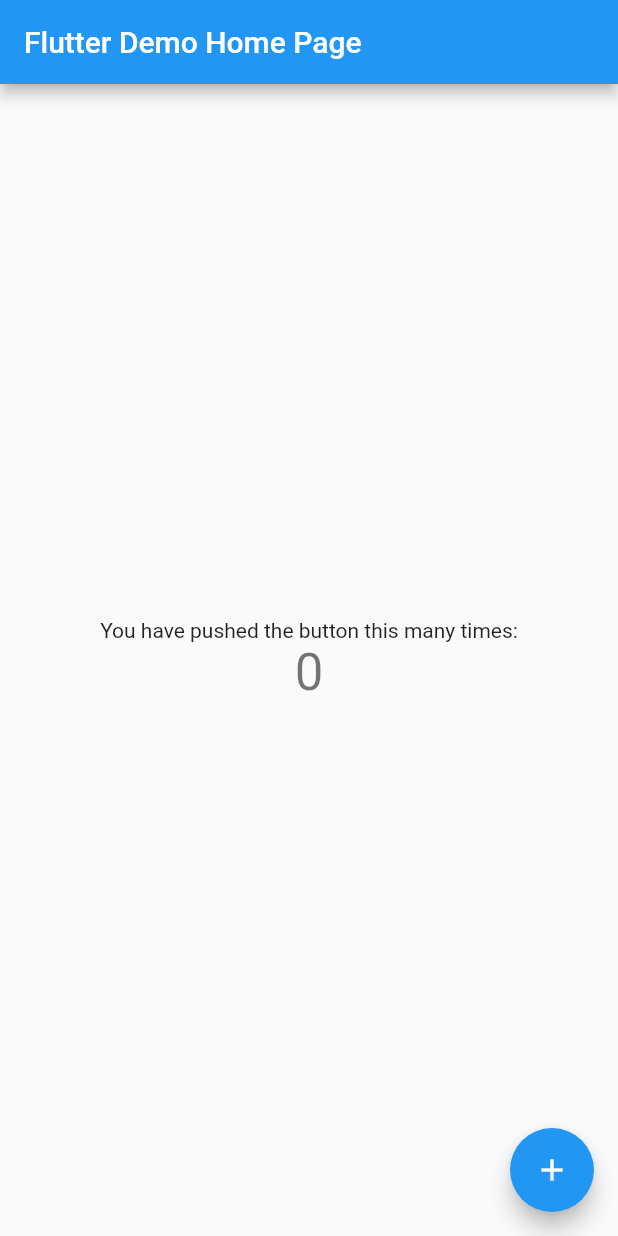
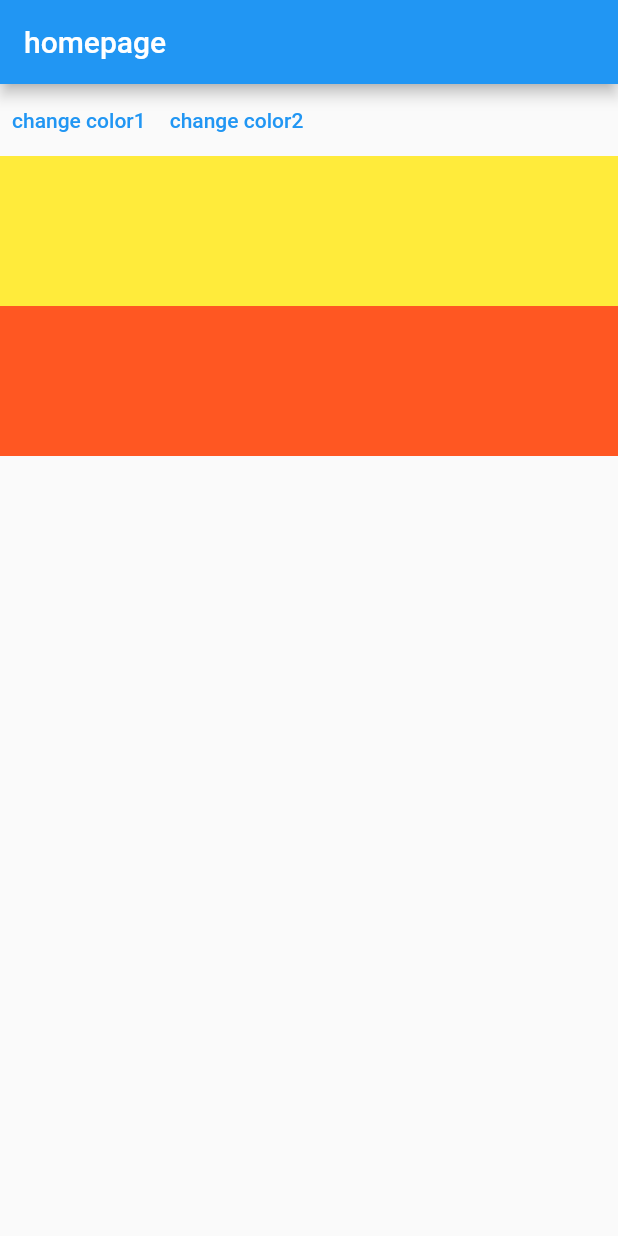
Before and after one commit to riqi3/State-Management-InheritedModel, a Flutter app: the screen it shows after launch, on a phone screen of 412 x 824 dp. Run offline on Flutter 3.47's test engine with Material 2 defaults, Android fonts, the light colour scheme and no system bars.

Commit message:
finished project

```diff
--- /dev/null
+++ b/PACUDAN-Inherited Model.txt
@@ -0,0 +1 @@
+https://github.com/riqi3/State-Management-InheritedModel.git
--- /dev/null
+++ b/state_mngmt_inherited_model/lib/home.dart
@@ -0,0 +1,150 @@
+import 'package:flutter/material.dart';
+import 'dart:math';
+import 'dart:developer' as devtools show log;
+
+class home extends StatefulWidget {
+  const home({super.key});
+
+  @override
+  State<home> createState() => _homeState();
+}
+
+class _homeState extends State<home> {
+  var _color1 = Colors.yellow;
+  var _color2 = Colors.deepOrange;
+  @override
+  Widget build(BuildContext context) {
+    return Scaffold(
+      appBar: AppBar(
+        title: Text(
+          'homepage',
+        ),
+      ),
+      body: AvailableColorsWidget(
+        color1: _color1,
+        color2: _color2,
+        child: Column(
+          children: [
+            Row(
+              children: [
+                TextButton(
+                  onPressed: () {
+                    setState(() {
+                      _color1 = colors.getRandomElement();
+                    });
+                  },
+                  child: const Text('change color1'),
+                ),
+                TextButton(
+                  onPressed: () {
+                    setState(() {
+                      _color2 = colors.getRandomElement();
+                    });
+                  },
+                  child: const Text('change color2'),
+                ),
+              ],
+            ),
+            const ColorWidget(color: AvailableColors.one,),
+            const ColorWidget(color: AvailableColors.two,),
+          ],
+        ),
+      ),
+    );
+  }
+}
+
+enum AvailableColors { one, two }
+
+class AvailableColorsWidget extends InheritedModel<AvailableColors> {
+  final MaterialColor color1;
+  final MaterialColor color2;
+
+  const AvailableColorsWidget({
+    Key? key,
+    required this.color1,
+    required this.color2,
+    required Widget child,
+  }) : super(key: key, child: child);
+
+  static AvailableColorsWidget of(
+    BuildContext context,
+    AvailableColors aspect,
+  ) {
+    return InheritedModel.inheritFrom<AvailableColorsWidget>(context,
+        aspect: aspect)!;
+  }
+
+  @override
+  bool updateShouldNotify(covariant AvailableColorsWidget oldWidget) {
+    devtools.log('updateShouldNotify');
+    return color1 != oldWidget.color1 || color2 != oldWidget.color2;
+  }
+
+  @override
+  bool updateShouldNotifyDependent(
+    covariant AvailableColorsWidget oldWidget,
+    Set<AvailableColors> dependencies,
+  ) {
+    devtools.log('updateShouldNotifyDependent');
+
+    if (dependencies.contains(AvailableColors.one) &&
+        color1 != oldWidget.color1) {
+      return true;
+    }
+
+    if (dependencies.contains(AvailableColors.two) &&
+        color2 != oldWidget.color2) {
+      return true;
+    }
+    return false;
+  }
+}
+
+class ColorWidget extends StatelessWidget {
+  final AvailableColors color;
+  const ColorWidget({
+    Key? key,
+    required this.color,
+  }) : super(key: key);
+
+  @override
+  Widget build(BuildContext context) {
+    switch (color) {
+      case AvailableColors.one:
+        devtools.log('color1 got rebuilt');
+        break;
+      case AvailableColors.two:
+        devtools.log('color2 got rebuilt');
+        break;
+    }
+
+    final provider = AvailableColorsWidget.of(
+      context,color,
+    );
+
+    return Container(
+      height: 100,
+      color: color == AvailableColors.one ? provider.color1 : provider.color2,
+    );
+  }
+}
+
+final colors = [
+  Colors.red,
+  Colors.blue,
+  Colors.orange,
+  Colors.amber,
+  Colors.green,
+  Colors.indigo,
+  Colors.cyan,
+  Colors.brown,
+  Colors.pink,
+  Colors.deepPurple,
+];
+
+extension RandomElement<T> on Iterable<T> {
+  T getRandomElement() => elementAt(
+        Random().nextInt(length),
+      );
+}
--- a/state_mngmt_inherited_model/lib/main.dart
+++ b/state_mngmt_inherited_model/lib/main.dart
@@ -1,4 +1,6 @@
 import 'package:flutter/material.dart';
+
+import 'home.dart';
 
 void main() {
   runApp(const MyApp());
@@ -7,109 +9,14 @@
 class MyApp extends StatelessWidget {
   const MyApp({super.key});
 
-  // This widget is the root of your application.
   @override
   Widget build(BuildContext context) {
     return MaterialApp(
-      title: 'Flutter Demo',
+      title: 'Flutter Demosss',
       theme: ThemeData(
-        // This is the theme of your application.
-        //
-        // Try running your application with "flutter run". You'll see the
-        // application has a blue toolbar. Then, without quitting the app, try
-        // changing the primarySwatch below to Colors.green and then invoke
-        // "hot reload" (press "r" in the console where you ran "flutter run",
-        // or simply save your changes to "hot reload" in a Flutter IDE).
-        // Notice that the counter didn't reset back to zero; the application
-        // is not restarted.
         primarySwatch: Colors.blue,
       ),
-      home: const MyHomePage(title: 'Flutter Demo Home Page'),
+      home: const home(),
     );
   }
 }
-
-class MyHomePage extends StatefulWidget {
-  const MyHomePage({super.key, required this.title});
-
-  // This widget is the home page of your application. It is stateful, meaning
-  // that it has a State object (defined below) that contains fields that affect
-  // how it looks.
-
-  // This class is the configuration for the state. It holds the values (in this
-  // case the title) provided by the parent (in this case the App widget) and
-  // used by the build method of the State. Fields in a Widget subclass are
-  // always marked "final".
-
-  final String title;
-
-  @override
-  State<MyHomePage> createState() => _MyHomePageState();
-}
-
-class _MyHomePageState extends State<MyHomePage> {
-  int _counter = 0;
-
-  void _incrementCounter() {
-    setState(() {
-      // This call to setState tells the Flutter framework that something has
-      // changed in this State, which causes it to rerun the build method below
-      // so that the display can reflect the updated values. If we changed
-      // _counter without calling setState(), then the build method would not be
-      // called again, and so nothing would appear to happen.
-      _counter++;
-    });
-  }
-
-  @override
-  Widget build(BuildContext context) {
-    // This method is rerun every time setState is called, for instance as done
-    // by the _incrementCounter method above.
-    //
-    // The Flutter framework has been optimized to make rerunning build methods
-    // fast, so that you can just rebuild anything that needs updating rather
-    // than having to individually change instances of widgets.
-    return Scaffold(
-      appBar: AppBar(
-        // Here we take the value from the MyHomePage object that was created by
-        // the App.build method, and use it to set our appbar title.
-        title: Text(widget.title),
-      ),
-      body: Center(
-        // Center is a layout widget. It takes a single child and positions it
-        // in the middle of the parent.
-        child: Column(
-          // Column is also a layout widget. It takes a list of children and
-          // arranges them vertically. By default, it sizes itself to fit its
-          // children horizontally, and tries to be as tall as its parent.
-          //
-          // Invoke "debug painting" (press "p" in the console, choose the
-          // "Toggle Debug Paint" action from the Flutter Inspector in Android
-          // Studio, or the "Toggle Debug Paint" command in Visual Studio Code)
-          // to see the wireframe for each widget.
-          //
-          // Column has various properties to control how it sizes itself and
-          // how it positions its children. Here we use mainAxisAlignment to
-          // center the children vertically; the main axis here is the vertical
-          // axis because Columns are vertical (the cross axis would be
-          // horizontal).
-          mainAxisAlignment: MainAxisAlignment.center,
-          children: <Widget>[
-            const Text(
-              'You have pushed the button this many times:',
-            ),
-            Text(
-              '$_counter',
-              style: Theme.of(context).textTheme.headlineMedium,
-            ),
-          ],
-        ),
-      ),
-      floatingActionButton: FloatingActionButton(
-        onPressed: _incrementCounter,
-        tooltip: 'Increment',
-        child: const Icon(Icons.add),
-      ), // This trailing comma makes auto-formatting nicer for build methods.
-    );
-  }
-}
```
